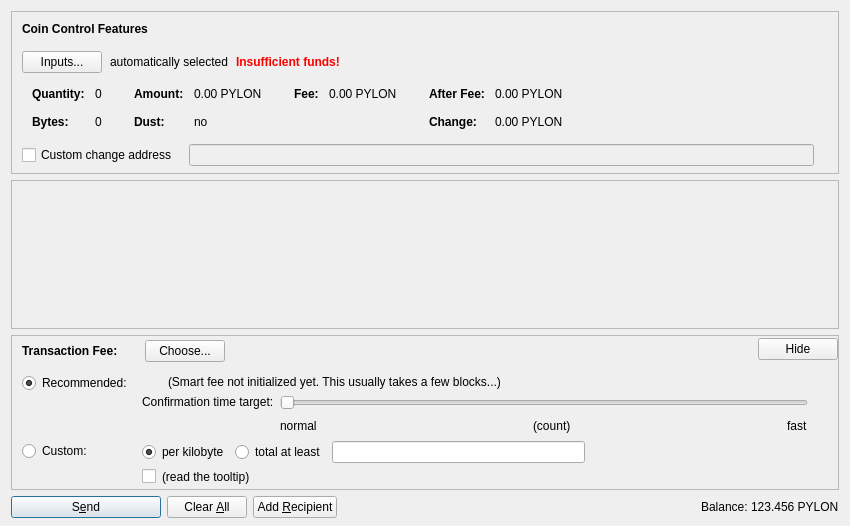
pylondata/pyloncoin, file src/qt/forms/sendcoinsdialog.ui: the form before one commit.
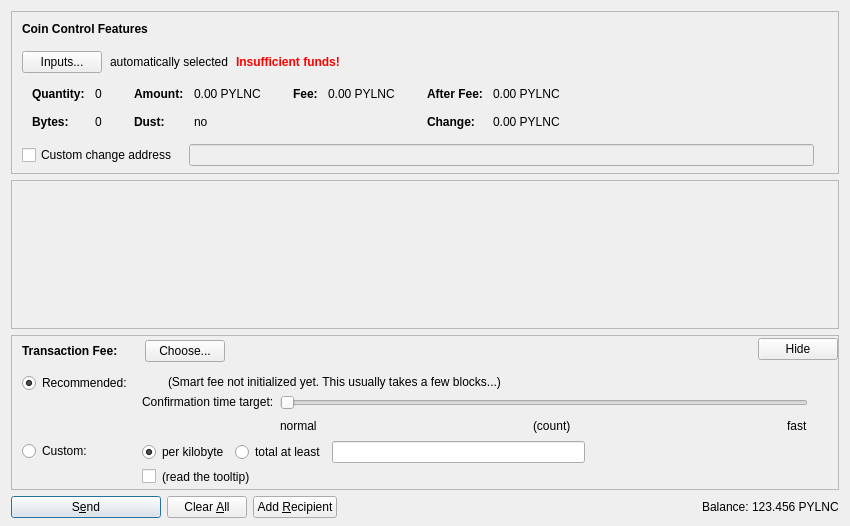
The form after the commit. Icons and pictures are not drawn. Custom widgets are drawn as their Qt base class.

```diff
--- a/src/qt/forms/sendcoinsdialog.ui
+++ b/src/qt/forms/sendcoinsdialog.ui
@@ -324,7 +324,7 @@
                   <enum>Qt::ActionsContextMenu</enum>
                  </property>
                  <property name="text">
-                  <string notr="true">0.00 PYLON</string>
+                  <string notr="true">0.00 PYLNC</string>
                  </property>
                  <property name="textInteractionFlags">
                   <set>Qt::LinksAccessibleByMouse|Qt::TextSelectableByKeyboard|Qt::TextSelectableByMouse</set>
@@ -404,7 +404,7 @@
                   <enum>Qt::ActionsContextMenu</enum>
                  </property>
                  <property name="text">
-                  <string notr="true">0.00 PYLON</string>
+                  <string notr="true">0.00 PYLNC</string>
                  </property>
                  <property name="textInteractionFlags">
                   <set>Qt::LinksAccessibleByMouse|Qt::TextSelectableByKeyboard|Qt::TextSelectableByMouse</set>
@@ -455,7 +455,7 @@
                   <enum>Qt::ActionsContextMenu</enum>
                  </property>
                  <property name="text">
-                  <string notr="true">0.00 PYLON</string>
+                  <string notr="true">0.00 PYLNC</string>
                  </property>
                  <property name="textInteractionFlags">
                   <set>Qt::LinksAccessibleByMouse|Qt::TextSelectableByKeyboard|Qt::TextSelectableByMouse</set>
@@ -484,7 +484,7 @@
                   <enum>Qt::ActionsContextMenu</enum>
                  </property>
                  <property name="text">
-                  <string notr="true">0.00 PYLON</string>
+                  <string notr="true">0.00 PYLNC</string>
                  </property>
                  <property name="textInteractionFlags">
                   <set>Qt::LinksAccessibleByMouse|Qt::TextSelectableByKeyboard|Qt::TextSelectableByMouse</set>
@@ -1290,7 +1290,7 @@
           <cursorShape>IBeamCursor</cursorShape>
          </property>
          <property name="text">
-          <string notr="true">123.456 PYLON</string>
+          <string notr="true">123.456 PYLNC</string>
          </property>
          <property name="textInteractionFlags">
           <set>Qt::LinksAccessibleByMouse|Qt::TextSelectableByKeyboard|Qt::TextSelectableByMouse</set>
```
